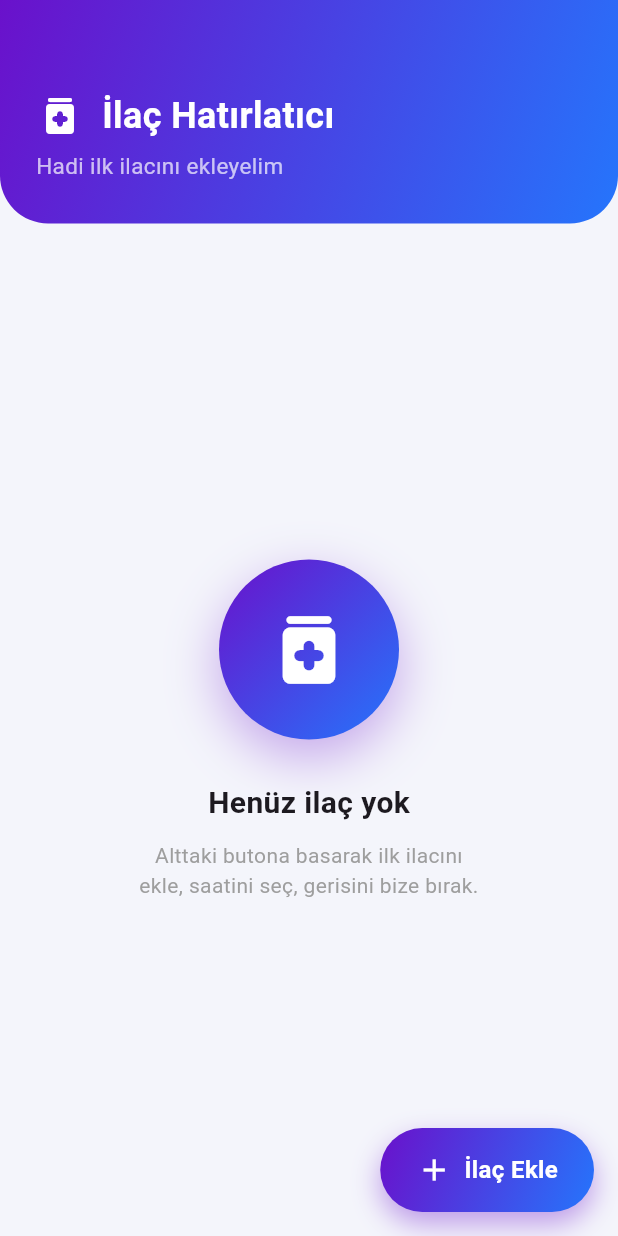
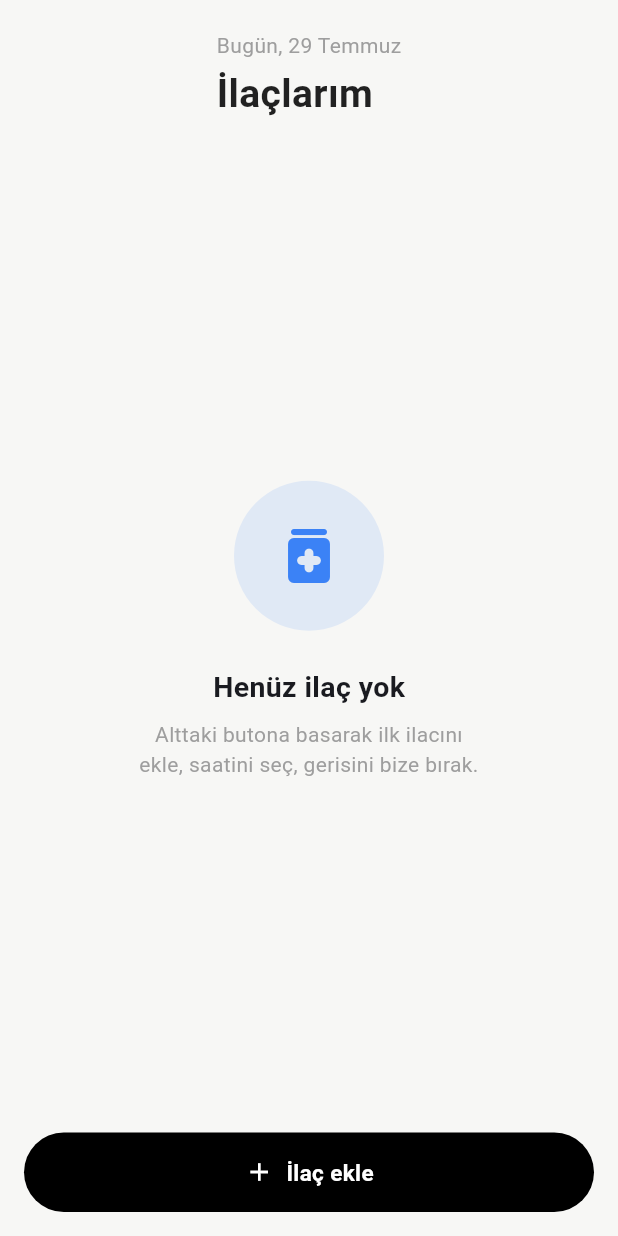
Before and after one commit to newproct/hatirlat, a Flutter app: the screen it shows after launch, on a phone screen of 412 x 824 dp. Run offline on Flutter 3.47's test engine with Material 3 defaults, Android fonts, the phone set to English and light mode, and no system bars; our stand-ins replace flutter_local_notifications, shared_preferences, timezone.

Commit message:
Update main.dart

```diff
--- a/lib/main.dart
+++ b/lib/main.dart
@@ -24,6 +24,13 @@ Future<void> _bildirimSistemBaslat() async {
 
 String _tarihMetni(DateTime d) =>
     '${d.year}-${d.month.toString().padLeft(2, '0')}-${d.day.toString().padLeft(2, '0')}';
+
+const List<String> _ayAdlari = [
+  '', 'Ocak', 'Şubat', 'Mart', 'Nisan', 'Mayıs', 'Haziran',
+  'Temmuz', 'Ağustos', 'Eylül', 'Ekim', 'Kasım', 'Aralık',
+];
+
+String _gununMetni(DateTime d) => 'Bugün, ${d.day} ${_ayAdlari[d.month]}';
 
 // Bir ilaç için bir sonraki hatırlatmayı planlar.
 // Bugün zaten "içtim" işaretlenmişse veya saat geçmişse, yarına planlar.
@@ -64,15 +71,11 @@ void main() async {
   runApp(const IlacHatirlaticiApp());
 }
 
-// Uygulamanın ana renkleri ve gradyanı (caf caf kısmı burada :)
-const Color _renk1 = Color(0xFF6A11CB); // mor
-const Color _renk2 = Color(0xFF2575FC); // mavi
-
-const LinearGradient anaGradient = LinearGradient(
-  colors: [_renk1, _renk2],
-  begin: Alignment.topLeft,
-  end: Alignment.bottomRight,
-);
+// Durum renkleri: alındı = yeşil, bekliyor = mavi, yaklaşıyor = turuncu
+const Color _renkAlindi = Color(0xFF2E9F5B);
+const Color _renkBekliyor = Color(0xFF3B82F6);
+const Color _renkYaklasiyor = Color(0xFFF0A020);
+const Color _sayfaArkaPlan = Color(0xFFF7F7F5);
 
 const String _kayitAnahtari = 'ilaclar_listesi';
 
@@ -85,8 +88,8 @@ class IlacHatirlaticiApp extends StatelessWidget {
       title: 'İlaç Hatırlatıcı',
       debugShowCheckedModeBanner: false,
       theme: ThemeData(
-        colorScheme: ColorScheme.fromSeed(seedColor: _renk1),
-        scaffoldBackgroundColor: const Color(0xFFF4F5FB),
+        colorScheme: ColorScheme.fromSeed(seedColor: _renkBekliyor),
+        scaffoldBackgroundColor: _sayfaArkaPlan,
         useMaterial3: true,
       ),
       home: const AnaSayfa(),
@@ -161,7 +164,6 @@ class _AnaSayfaState extends State<AnaSayfa> {
     } else {
       setState(() => _yukleniyor = false);
     }
-    // Uygulama her açıldığında bildirimleri güncel duruma göre yeniden planla.
     for (final ilac in _ilaclar) {
       await _bildirimAyarla(ilac);
     }
@@ -173,7 +175,6 @@ class _AnaSayfaState extends State<AnaSayfa> {
     await prefs.setString(_kayitAnahtari, metin);
   }
 
-  // Hem ekleme hem düzenleme için aynı form. mevcut/index doluysa düzenleme olur.
   Future<void> _formAc({Ilac? mevcut, int? index}) async {
     final sonuc = await Navigator.push<Ilac>(
       context,
@@ -206,6 +207,14 @@ class _AnaSayfaState extends State<AnaSayfa> {
     _bildirimAyarla(_ilaclar[index]);
   }
 
+  bool _yaklasiyorMu(Ilac ilac) {
+    final simdi = DateTime.now();
+    final hedef = DateTime(
+        simdi.year, simdi.month, simdi.day, ilac.saat.hour, ilac.saat.minute);
+    final farkDakika = hedef.difference(simdi).inMinutes;
+    return farkDakika >= 0 && farkDakika <= 60;
+  }
+
   @override
   Widget build(BuildContext context) {
     if (_yukleniyor) {
@@ -214,60 +223,43 @@ class _AnaSayfaState extends State<AnaSayfa> {
       );
     }
     return Scaffold(
-      body: Column(
+      backgroundColor: _sayfaArkaPlan,
+      body: SafeArea(
+        child: Column(
           children: [
-          _baslik(),
+            Padding(
+              padding: const EdgeInsets.fromLTRB(20, 20, 20, 8),
+              child: Column(
+                crossAxisAlignment: CrossAxisAlignment.start,
+                children: [
+                  Text(
+                    _gununMetni(DateTime.now()),
+                    style: const TextStyle(color: Colors.grey, fontSize: 14),
+                  ),
+                  const SizedBox(height: 4),
+                  const Text(
+                    'İlaçlarım',
+                    style: TextStyle(
+                      fontSize: 26,
+                      fontWeight: FontWeight.bold,
+                      color: Colors.black87,
+                    ),
+                  ),
+                ],
+              ),
+            ),
             Expanded(
               child: _ilaclar.isEmpty
                   ? _bosDurum()
                   : ListView.builder(
-                    padding: const EdgeInsets.fromLTRB(16, 16, 16, 100),
+                      padding: const EdgeInsets.fromLTRB(16, 8, 16, 8),
                       itemCount: _ilaclar.length,
                       itemBuilder: (context, i) => _ilacKarti(_ilaclar[i], i),
                     ),
             ),
+            _altEkleButonu(),
           ],
         ),
-      floatingActionButton: _gradientFab(),
-    );
-  }
-
-  Widget _baslik() {
-    return Container(
-      width: double.infinity,
-      padding: const EdgeInsets.fromLTRB(24, 60, 24, 28),
-      decoration: const BoxDecoration(
-        gradient: anaGradient,
-        borderRadius: BorderRadius.only(
-          bottomLeft: Radius.circular(32),
-          bottomRight: Radius.circular(32),
-        ),
-      ),
-      child: Column(
-        crossAxisAlignment: CrossAxisAlignment.start,
-        children: [
-          Row(
-            children: const [
-              Icon(Icons.medication_rounded, color: Colors.white, size: 32),
-              SizedBox(width: 12),
-              Text(
-                'İlaç Hatırlatıcı',
-                style: TextStyle(
-                  color: Colors.white,
-                  fontSize: 24,
-                  fontWeight: FontWeight.bold,
-                ),
-              ),
-            ],
-          ),
-          const SizedBox(height: 6),
-          Text(
-            _ilaclar.isEmpty
-                ? 'Hadi ilk ilacını ekleyelim'
-                : '${_ilaclar.length} ilaç takip ediliyor',
-            style: const TextStyle(color: Colors.white70, fontSize: 15),
-          ),
-        ],
       ),
     );
   }
@@ -275,37 +267,60 @@ class _AnaSayfaState extends State<AnaSayfa> {
   Widget _ilacKarti(Ilac ilac, int i) {
     final bugun = _tarihMetni(DateTime.now());
     final alindiMi = ilac.sonIcildiTarih == bugun;
+    final yaklasiyor = !alindiMi && _yaklasiyorMu(ilac);
+
+    final Color durumRengi =
+        alindiMi ? _renkAlindi : (yaklasiyor ? _renkYaklasiyor : _renkBekliyor);
+    final IconData durumIkon = alindiMi
+        ? Icons.medication_rounded
+        : (yaklasiyor ? Icons.notifications_rounded : Icons.medication_rounded);
 
     return Container(
-      margin: const EdgeInsets.only(bottom: 14),
+      margin: const EdgeInsets.only(bottom: 12),
+      padding: const EdgeInsets.all(14),
       decoration: BoxDecoration(
         color: Colors.white,
-        borderRadius: BorderRadius.circular(20),
-        boxShadow: [
-          BoxShadow(
-            color: _renk1.withOpacity(0.12),
-            blurRadius: 16,
-            offset: const Offset(0, 6),
+        borderRadius: BorderRadius.circular(18),
+        border: Border.all(
+          color: yaklasiyor ? _renkYaklasiyor : const Color(0xFFECECEA),
+          width: yaklasiyor ? 1.4 : 1,
+        ),
+      ),
+      child: Column(
+        crossAxisAlignment: CrossAxisAlignment.end,
+        children: [
+          Row(
+            children: [
+              IconButton(
+                padding: EdgeInsets.zero,
+                constraints: const BoxConstraints(),
+                iconSize: 18,
+                icon: const Icon(Icons.edit_outlined, color: Colors.grey),
+                onPressed: () => _formAc(mevcut: ilac, index: i),
+              ),
+              const SizedBox(width: 12),
+              IconButton(
+                padding: EdgeInsets.zero,
+                constraints: const BoxConstraints(),
+                iconSize: 18,
+                icon: const Icon(Icons.delete_outline_rounded, color: Colors.grey),
+                onPressed: () => _sil(i),
               ),
             ],
           ),
-      child: Padding(
-        padding: const EdgeInsets.all(14),
-        child: Column(
-          children: [
+          const SizedBox(height: 4),
           Row(
             children: [
               Container(
-                  width: 52,
-                  height: 52,
-                  decoration: const BoxDecoration(
-                    gradient: anaGradient,
+                width: 40,
+                height: 40,
+                decoration: BoxDecoration(
+                  color: durumRengi.withOpacity(0.14),
                   shape: BoxShape.circle,
                 ),
-                  child: const Icon(Icons.medication_rounded,
-                      color: Colors.white),
+                child: Icon(durumIkon, color: durumRengi, size: 20),
               ),
-                const SizedBox(width: 14),
+              const SizedBox(width: 12),
               Expanded(
                 child: Column(
                   crossAxisAlignment: CrossAxisAlignment.start,
@@ -313,65 +328,58 @@ class _AnaSayfaState extends State<AnaSayfa> {
                     Text(
                       ilac.ad,
                       style: const TextStyle(
-                          fontSize: 17,
+                        fontSize: 16,
                         fontWeight: FontWeight.w600,
+                        color: Colors.black87,
                       ),
                     ),
-                      const SizedBox(height: 4),
+                    const SizedBox(height: 3),
                     Row(
                       children: [
                         const Icon(Icons.access_time_rounded,
-                              size: 16, color: Colors.grey),
+                            size: 14, color: Colors.grey),
                         const SizedBox(width: 4),
                         Text(
-                            saatMetni(ilac.saat),
-                            style: const TextStyle(
-                                color: Colors.grey, fontSize: 14),
+                          yaklasiyor
+                              ? '${saatMetni(ilac.saat)} · yaklaşıyor'
+                              : saatMetni(ilac.saat),
+                          style: TextStyle(
+                            color: yaklasiyor ? _renkYaklasiyor : Colors.grey,
+                            fontSize: 13,
+                            fontWeight:
+                                yaklasiyor ? FontWeight.w600 : FontWeight.normal,
+                          ),
                         ),
                       ],
                     ),
                   ],
                 ),
               ),
-                IconButton(
-                  icon: Icon(Icons.edit_rounded, color: _renk2),
-                  onPressed: () => _formAc(mevcut: ilac, index: i),
-                ),
-                IconButton(
-                  icon: const Icon(Icons.delete_outline_rounded,
-                      color: Colors.redAccent),
-                  onPressed: () => _sil(i),
-                ),
-              ],
-            ),
-            const SizedBox(height: 10),
+              const SizedBox(width: 8),
               GestureDetector(
                 onTap: alindiMi ? null : () => _icildiIsaretle(i),
                 child: Container(
-                width: double.infinity,
-                padding: const EdgeInsets.symmetric(vertical: 10),
+                  padding: const EdgeInsets.symmetric(horizontal: 14, vertical: 9),
                   decoration: BoxDecoration(
-                  color: alindiMi
-                      ? Colors.green.withOpacity(0.12)
-                      : _renk2.withOpacity(0.10),
-                  borderRadius: BorderRadius.circular(12),
+                    color: alindiMi ? _renkAlindi.withOpacity(0.12) : Colors.white,
+                    borderRadius: BorderRadius.circular(30),
+                    border: Border.all(
+                      color: alindiMi ? Colors.transparent : durumRengi,
+                      width: 1.2,
+                    ),
                   ),
                   child: Row(
-                  mainAxisAlignment: MainAxisAlignment.center,
+                    mainAxisSize: MainAxisSize.min,
                     children: [
-                    Icon(
-                      alindiMi
-                          ? Icons.check_circle_rounded
-                          : Icons.radio_button_unchecked_rounded,
-                      size: 18,
-                      color: alindiMi ? Colors.green : _renk2,
-                    ),
-                    const SizedBox(width: 8),
+                      if (alindiMi)
+                        Icon(Icons.check_rounded, size: 15, color: _renkAlindi),
+                      if (alindiMi) const SizedBox(width: 4),
                       Text(
-                      alindiMi ? 'Bugün alındı' : 'İçtim',
+                        alindiMi ? 'İçtim' : 'İçtim mi?',
                         style: TextStyle(
+                          fontSize: 13,
                           fontWeight: FontWeight.w600,
-                        color: alindiMi ? Colors.green : _renk2,
+                          color: alindiMi ? _renkAlindi : durumRengi,
                         ),
                       ),
                     ],
@@ -380,6 +388,7 @@ class _AnaSayfaState extends State<AnaSayfa> {
               ),
             ],
           ),
+        ],
       ),
     );
   }
@@ -392,28 +401,21 @@ class _AnaSayfaState extends State<AnaSayfa> {
           mainAxisAlignment: MainAxisAlignment.center,
           children: [
             Container(
-              width: 120,
-              height: 120,
+              width: 100,
+              height: 100,
               decoration: BoxDecoration(
-                gradient: anaGradient,
+                color: _renkBekliyor.withOpacity(0.12),
                 shape: BoxShape.circle,
-                boxShadow: [
-                  BoxShadow(
-                    color: _renk1.withOpacity(0.35),
-                    blurRadius: 30,
-                    offset: const Offset(0, 12),
               ),
-                ],
+              child: Icon(Icons.medication_rounded,
+                  size: 48, color: _renkBekliyor),
             ),
-              child: const Icon(Icons.medication_rounded,
-                  size: 60, color: Colors.white),
-            ),
-            const SizedBox(height: 28),
+            const SizedBox(height: 24),
             const Text(
               'Henüz ilaç yok',
-              style: TextStyle(fontSize: 20, fontWeight: FontWeight.bold),
+              style: TextStyle(fontSize: 19, fontWeight: FontWeight.bold),
             ),
-            const SizedBox(height: 10),
+            const SizedBox(height: 8),
             const Text(
               'Alttaki butona basarak ilk ilacını\n'
               'ekle, saatini seç, gerisini bize bırak.',
@@ -426,41 +428,33 @@ class _AnaSayfaState extends State<AnaSayfa> {
     );
   }
 
-  Widget _gradientFab() {
-    return Container(
+  Widget _altEkleButonu() {
+    return Padding(
+      padding: const EdgeInsets.fromLTRB(16, 4, 16, 16),
+      child: GestureDetector(
+        onTap: () => _formAc(),
+        child: Container(
+          width: double.infinity,
+          padding: const EdgeInsets.symmetric(vertical: 16),
+          alignment: Alignment.center,
           decoration: BoxDecoration(
-        gradient: anaGradient,
+            color: Colors.black,
             borderRadius: BorderRadius.circular(30),
-        boxShadow: [
-          BoxShadow(
-            color: _renk1.withOpacity(0.4),
-            blurRadius: 16,
-            offset: const Offset(0, 8),
           ),
-        ],
-      ),
-      child: Material(
-        color: Colors.transparent,
-        child: InkWell(
-          borderRadius: BorderRadius.circular(30),
-          onTap: () => _formAc(),
-          child: const Padding(
-            padding: EdgeInsets.symmetric(horizontal: 24, vertical: 16),
-            child: Row(
-              mainAxisSize: MainAxisSize.min,
+          child: const Row(
+            mainAxisAlignment: MainAxisAlignment.center,
             children: [
-                Icon(Icons.add, color: Colors.white),
+              Icon(Icons.add, color: Colors.white, size: 20),
               SizedBox(width: 8),
               Text(
-                  'İlaç Ekle',
+                'İlaç ekle',
                 style: TextStyle(
                   color: Colors.white,
                   fontWeight: FontWeight.bold,
-                    fontSize: 16,
+                  fontSize: 15,
                 ),
               ),
             ],
-            ),
           ),
         ),
       ),
@@ -483,7 +477,6 @@ class _IlacFormSayfasiState extends State<IlacFormSayfasi> {
   @override
   void initState() {
     super.initState();
-    // Düzenleme ise mevcut değerlerle başla.
     _adController = TextEditingController(text: widget.mevcut?.ad ?? '');
     _secilenSaat = widget.mevcut?.saat;
   }
@@ -535,30 +528,25 @@ class _IlacFormSayfasiState extends State<IlacFormSayfasi> {
   Widget build(BuildContext context) {
     final duzenleme = widget.mevcut != null;
     return Scaffold(
-      body: Column(
+      backgroundColor: _sayfaArkaPlan,
+      body: SafeArea(
+        child: Column(
           crossAxisAlignment: CrossAxisAlignment.stretch,
           children: [
-          Container(
-            padding: const EdgeInsets.fromLTRB(12, 56, 20, 24),
-            decoration: const BoxDecoration(
-              gradient: anaGradient,
-              borderRadius: BorderRadius.only(
-                bottomLeft: Radius.circular(28),
-                bottomRight: Radius.circular(28),
-              ),
-            ),
+            Padding(
+              padding: const EdgeInsets.fromLTRB(8, 12, 20, 12),
               child: Row(
                 children: [
                   IconButton(
-                  icon: const Icon(Icons.arrow_back, color: Colors.white),
+                    icon: const Icon(Icons.arrow_back, color: Colors.black87),
                     onPressed: () => Navigator.pop(context),
                   ),
                   const SizedBox(width: 4),
                   Text(
-                  duzenleme ? 'İlacı Düzenle' : 'Yeni İlaç',
+                    duzenleme ? 'İlacı düzenle' : 'Yeni ilaç',
                     style: const TextStyle(
-                    color: Colors.white,
-                    fontSize: 22,
+                      color: Colors.black87,
+                      fontSize: 20,
                       fontWeight: FontWeight.bold,
                     ),
                   ),
@@ -582,7 +570,7 @@ class _IlacFormSayfasiState extends State<IlacFormSayfasi> {
                         fillColor: Colors.white,
                         border: OutlineInputBorder(
                           borderRadius: BorderRadius.circular(14),
-                        borderSide: BorderSide.none,
+                          borderSide: BorderSide(color: Colors.grey.shade200),
                         ),
                       ),
                     ),
@@ -598,10 +586,12 @@ class _IlacFormSayfasiState extends State<IlacFormSayfasi> {
                         decoration: BoxDecoration(
                           color: Colors.white,
                           borderRadius: BorderRadius.circular(14),
+                          border: Border.all(color: Colors.grey.shade200),
                         ),
                         child: Row(
                           children: [
-                          Icon(Icons.access_time_rounded, color: _renk2),
+                            const Icon(Icons.access_time_rounded,
+                                color: _renkBekliyor),
                             const SizedBox(width: 12),
                             Text(
                               _secilenSaat == null
@@ -625,15 +615,8 @@ class _IlacFormSayfasiState extends State<IlacFormSayfasi> {
                         padding: const EdgeInsets.symmetric(vertical: 18),
                         alignment: Alignment.center,
                         decoration: BoxDecoration(
-                        gradient: anaGradient,
+                          color: Colors.black,
                           borderRadius: BorderRadius.circular(16),
-                        boxShadow: [
-                          BoxShadow(
-                            color: _renk1.withOpacity(0.35),
-                            blurRadius: 16,
-                            offset: const Offset(0, 8),
-                          ),
-                        ],
                         ),
                         child: const Text(
                           'Kaydet',
@@ -651,6 +634,7 @@ class _IlacFormSayfasiState extends State<IlacFormSayfasi> {
             ),
           ],
         ),
+      ),
     );
   }
 }
```
Lines whose indentation alone changed are shown as unchanged.
